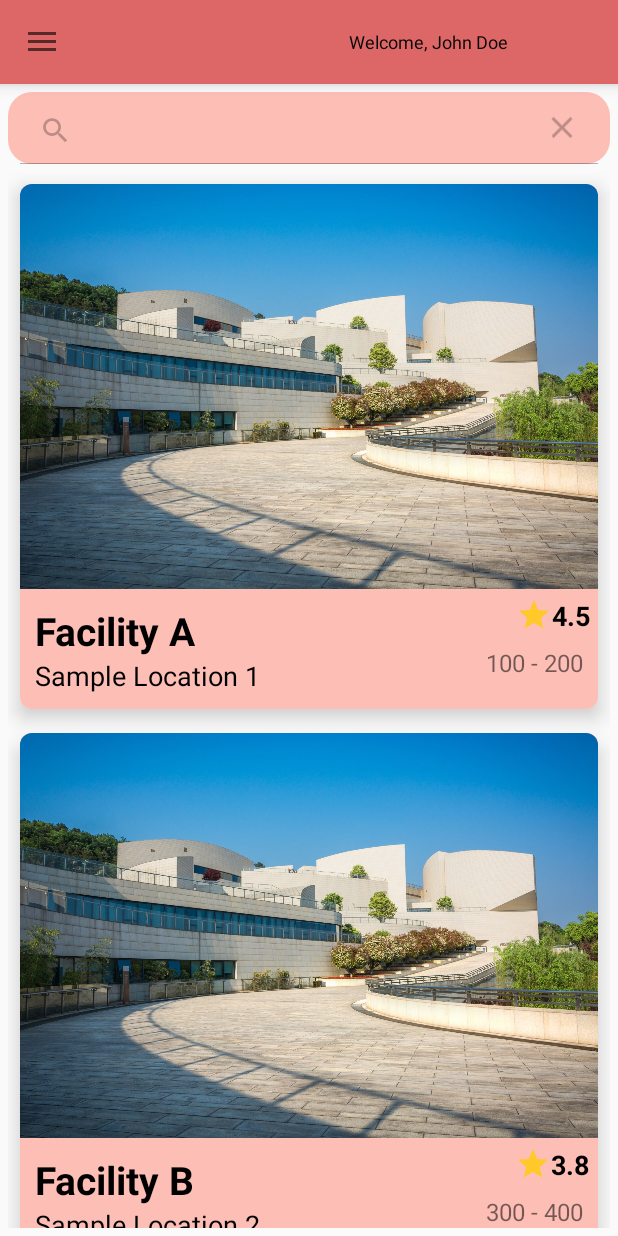
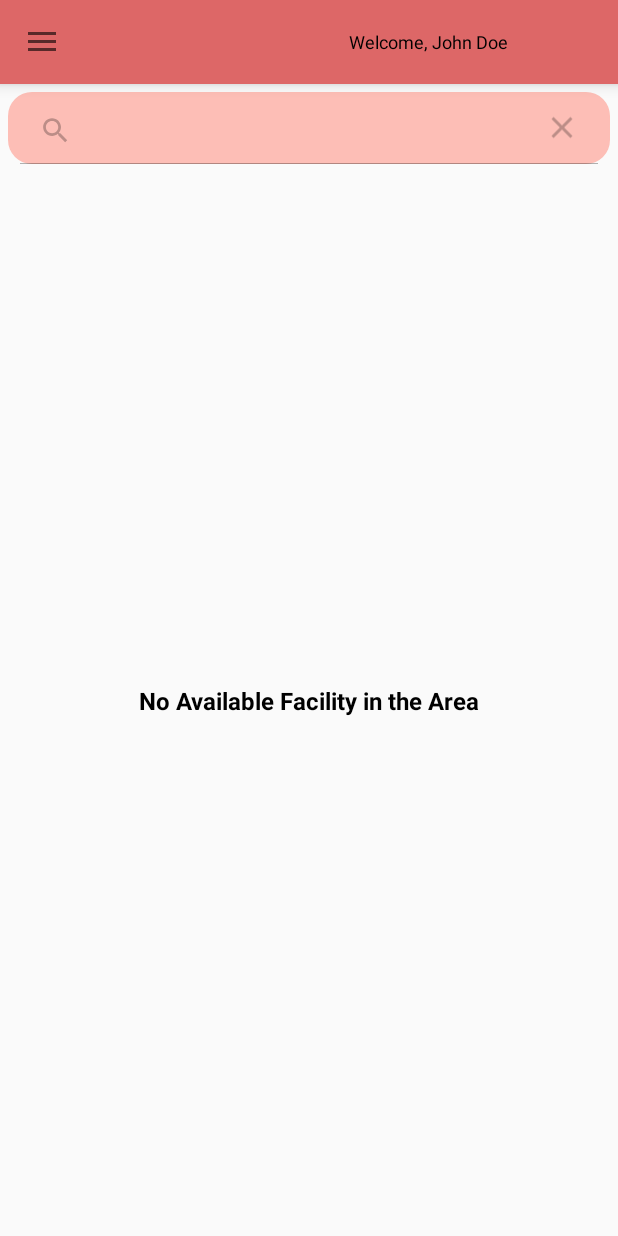
Before and after one commit to ajiwnl/HelpKonnect-Android, an Android app: the fragment FacilitiesFragment placed in its activity, after a tap on an icon or button, on a phone screen of 412 x 824 dp. Run offline under Robolectric (Android 15) with nearby library versions, the phone set to English and light mode, and no system bars; our stand-ins replace Firebase (no records; nobody signed in at launch, a user with empty details on screens opened directly), Picasso, Volley; libraries missing offline, so code that uses them is left out: io.getstream.chat; network calls fail; pictures from the network do not load.

Commit message:
Render Actual Facilities

```diff
--- a/app/src/main/java/com/helpkonnect/mobileapp/FacilitiesFragment.java
+++ b/app/src/main/java/com/helpkonnect/mobileapp/FacilitiesFragment.java
@@ -19,6 +19,10 @@ import androidx.recyclerview.widget.RecyclerView;
 import java.util.ArrayList;
 import java.util.List;
 
+import com.google.firebase.firestore.FirebaseFirestore;
+import com.google.firebase.firestore.QueryDocumentSnapshot;
+import com.google.firebase.firestore.QuerySnapshot;
+
 public class FacilitiesFragment extends Fragment {
 
     private ProgressBar loaderNearbyFacilities;
@@ -27,6 +31,13 @@ public class FacilitiesFragment extends Fragment {
     private RecyclerView facilityRecyclerView;
     private List<FacilityAdapter.Facility> facilities = new ArrayList<>();
     private FacilityAdapter adapter;
+    private FirebaseFirestore db;
+
+    @Override
+    public void onCreate(Bundle savedInstanceState) {
+        super.onCreate(savedInstanceState);
+        db = FirebaseFirestore.getInstance(); // Initialize Firestore here
+    }
 
     @Override
     public View onCreateView(LayoutInflater inflater, ViewGroup container,
@@ -100,15 +111,23 @@ public class FacilitiesFragment extends Fragment {
     private void loadFacilitiesData() {
         loaderNearbyFacilities.setVisibility(View.VISIBLE);
         facilities.clear();
-        new Handler().postDelayed(() -> {
-            // Sample list of facilities change to get from firebaswe
-            facilities.clear();
-            facilities.add(new FacilityAdapter.Facility(R.drawable.facilitybg, "Facility A", "Sample Location 1", 4.5f, "100 - 200"));
-            facilities.add(new FacilityAdapter.Facility(R.drawable.facilitybg, "Facility B", "Sample Location 2", 3.8f, "300 - 400"));
-            facilities.add(new FacilityAdapter.Facility(R.drawable.facilitybg, "Facility C", "Sample Location 3", 4.2f, "250 - 350"));
 
-            //For getting data from firebase
-            //getFacilityData();
+        // Fetch data from Firestore
+        db.collection("credentials")
+            .whereEqualTo("role", "facility")
+            .get()
+            .addOnCompleteListener(task -> {
+                if (task.isSuccessful()) {
+                    for (QueryDocumentSnapshot document : task.getResult()) {
+                        FacilityAdapter.Facility facility = new FacilityAdapter.Facility(
+                            document.getString("imageUrl"),
+                            document.getString("facilityName"),
+                            document.getString("facilityLocation"),
+                            0,
+                            ""
+                        );
+                        facilities.add(facility);
+                    }
 
                     // Hide loader after data is displayed
                     loaderNearbyFacilities.setVisibility(View.GONE);
@@ -120,7 +139,7 @@ public class FacilitiesFragment extends Fragment {
                         adapter = new FacilityAdapter(facilities, facility -> {
                             // Navigate to FacilityDetailsActivity with selected facility data
                             Intent intent = new Intent(requireActivity(), FacilityDetailsActivity.class);
-                    intent.putExtra("logo", facility.getImage());
+                            intent.putExtra("imageUrl", facility.getImage()); // Pass the image URL string
                             intent.putExtra("name", facility.getTitle());
                             intent.putExtra("location", facility.getLocation());
                             intent.putExtra("rating", facility.getRating());
@@ -130,7 +149,12 @@ public class FacilitiesFragment extends Fragment {
                         });
                         facilityRecyclerView.setAdapter(adapter);
                     }
-        }, 2000);
+                } else {
+                    // Handle the error
+                    loaderNearbyFacilities.setVisibility(View.GONE);
+                    noFacilityTextView.setVisibility(View.VISIBLE);
+                }
+            });
     }
 
     //Filter results and display from fetched data
--- a/app/src/main/java/com/helpkonnect/mobileapp/FacilityAdapter.java
+++ b/app/src/main/java/com/helpkonnect/mobileapp/FacilityAdapter.java
@@ -6,6 +6,7 @@ import android.view.ViewGroup;
 import android.widget.ImageView;
 import android.widget.TextView;
 import androidx.recyclerview.widget.RecyclerView;
+import com.bumptech.glide.Glide;
 
 import java.util.List;
 
@@ -18,14 +19,14 @@ public class FacilityAdapter extends RecyclerView.Adapter<FacilityAdapter.Facili
 
     // Define the Facility class
     public static class Facility {
-        private int image;
+        private String image;
         private String title;
         private String location;
         private float rating;
         private String priceRange;
 
         // Constructor
-        public Facility(int image, String title, String location, float rating, String priceRange) {
+        public Facility(String image, String title, String location, float rating, String priceRange) {
             this.image = image;
             this.title = title;
             this.location = location;
@@ -34,7 +35,7 @@ public class FacilityAdapter extends RecyclerView.Adapter<FacilityAdapter.Facili
         }
 
         // Getters
-        public int getImage() { return image; }
+        public String getImage() { return image; }
         public String getTitle() { return title; }
         public String getLocation() { return location; }
         public float getRating() { return rating; }
@@ -87,7 +88,9 @@ public class FacilityAdapter extends RecyclerView.Adapter<FacilityAdapter.Facili
     @Override
     public void onBindViewHolder(FacilityViewHolder holder, int position) {
         Facility facility = facilities.get(position);
-        holder.facilityImage.setImageResource(facility.getImage());
+        Glide.with(holder.itemView.getContext())
+                .load(facility.getImage())
+                .into(holder.facilityImage);
         holder.facilityTitle.setText(facility.getTitle());
         holder.facilityLocation.setText(facility.getLocation());
         holder.facilityRating.setText(String.valueOf(facility.getRating()));
```
Also changed, not shown: app/src/main/java/com/helpkonnect/mobileapp/FacilityDetailsActivity.java (+8 -2 lines). Lines whose indentation alone changed are shown as unchanged.
